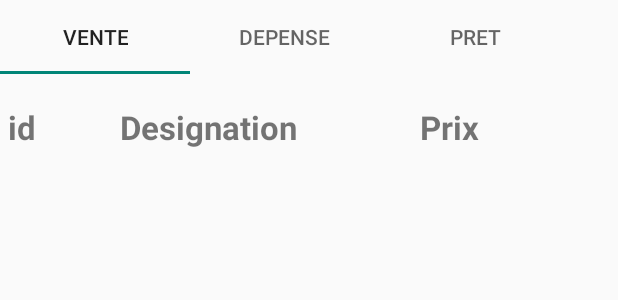
After one commit to MamadouCoulibaly/Fewnu, an Android app: the layout listeventes.xml on its own in the app's theme, with its tools: preview values and no code run, on a phone screen of 412 x 824 dp. The commit adds this screen. Shown: the top 300 px of the screen. Run offline under Robolectric (Android 15) with nearby library versions, the phone set to English and light mode, and no system bars.

Commit message:
deuxieme commit

```diff
--- a/app/src/main/res/layout/activity_accueil.xml
+++ b/app/src/main/res/layout/activity_accueil.xml
@@ -20,6 +20,7 @@
 
     </android.support.design.widget.AppBarLayout>
 
+
     <include layout="@layout/content_accueil" />
 
     <android.support.design.widget.FloatingActionButton
--- /dev/null
+++ b/app/src/main/res/layout/listeventes.xml
@@ -0,0 +1,67 @@
+<?xml version="1.0" encoding="utf-8"?>
+<RelativeLayout xmlns:android="http://schemas.android.com/apk/res/android"
+    xmlns:app="http://schemas.android.com/apk/res-auto"
+    xmlns:tools="http://schemas.android.com/tools"
+    android:layout_width="match_parent"
+    android:layout_height="match_parent"
+    app:layout_behavior="@string/appbar_scrolling_view_behavior"
+    tools:context=".AccueilActivity"
+    tools:showIn="@layout/activity_accueil">
+
+    <android.support.design.widget.TabLayout
+        android:layout_width="380dp"
+        android:layout_height="49dp"
+        tools:layout_editor_absoluteX="0dp"
+        tools:layout_editor_absoluteY="2dp">
+
+        <android.support.design.widget.TabItem
+            android:layout_width="wrap_content"
+            android:layout_height="wrap_content"
+            android:text="@string/vente" />
+
+        <android.support.design.widget.TabItem
+            android:layout_width="wrap_content"
+            android:layout_height="wrap_content"
+            android:text="@string/depense" />
+
+        <android.support.design.widget.TabItem
+            android:layout_width="wrap_content"
+            android:layout_height="wrap_content"
+            android:text="@string/pret" />
+    </android.support.design.widget.TabLayout>
+    <TextView
+        android:id="@+id/listid"
+        android:layout_width="wrap_content"
+        android:layout_height="wrap_content"
+        android:text="id"
+        android:textStyle="bold"
+        android:textSize="22sp"
+        android:layout_marginTop="70dp"
+        android:layout_marginLeft="05dp"/>
+
+
+    <TextView
+        android:id="@+id/listdesignation"
+        android:layout_width="wrap_content"
+        android:layout_height="wrap_content"
+        android:text="Designation"
+        android:textStyle="bold"
+        android:textSize="22sp"
+        android:layout_marginTop="70dp"
+        android:layout_marginLeft="80dp"/>
+
+    <TextView
+        android:id="@+id/listprix"
+        android:layout_width="121dp"
+        android:layout_height="wrap_content"
+        android:layout_marginLeft="280dp"
+        android:layout_marginTop="70dp"
+        android:text="Prix"
+        android:textSize="22sp"
+        android:textStyle="bold" />
+
+
+
+
+
+</RelativeLayout>
```
Also changed, not shown: app/src/main/java/com/fewnu/geek/fewnu/AccueilActivity.java (+35 -0 lines), app/src/main/java/com/fewnu/geek/fewnu/model/ListVentes.java (added, +60 -0 lines), app/src/main/res/layout/content_accueil.xml (+10 -48 lines), 1 other file.
